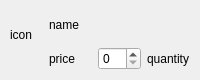
Qt form src/widgets/menulistitem.ui (fast-food-finder-associates/FastFoodFinder) before a commit.
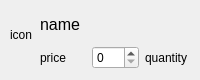
The same form after that commit.

The edit to the form file:
```diff
--- a/src/widgets/menulistitem.ui
+++ b/src/widgets/menulistitem.ui
@@ -29,15 +29,20 @@
   <widget class="QWidget" name="layoutWidget">
    <property name="geometry">
     <rect>
-     <x>49</x>
-     <y>11</y>
-     <width>141</width>
+     <x>40</x>
+     <y>10</y>
+     <width>151</width>
      <height>61</height>
     </rect>
    </property>
    <layout class="QVBoxLayout" name="verticalLayout">
     <item>
      <widget class="QLabel" name="name">
+      <property name="font">
+       <font>
+        <pointsize>12</pointsize>
+       </font>
+      </property>
       <property name="text">
        <string>name</string>
       </property>
@@ -60,9 +65,15 @@
           <verstretch>0</verstretch>
          </sizepolicy>
         </property>
+        <property name="minimum">
+         <number>0</number>
+        </property>
         <property name="maximum">
          <number>50</number>
         </property>
+        <property name="value">
+         <number>0</number>
+        </property>
        </widget>
       </item>
       <item>
```
